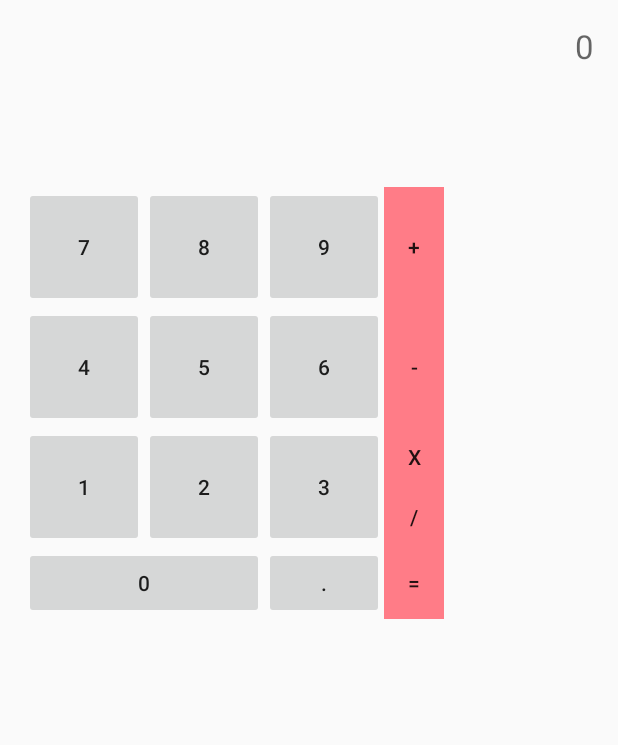
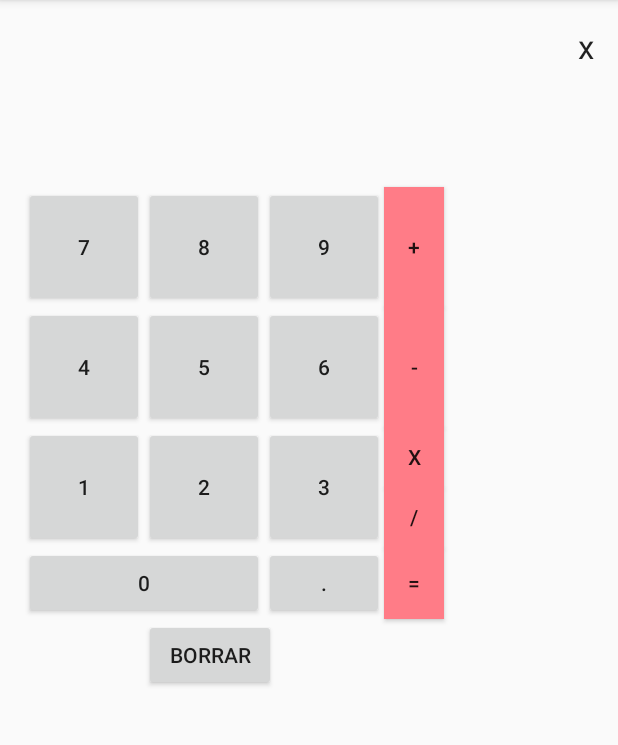
Before and after one commit to liyi85/ejercicio1, an Android app: the screen it shows after launch (CalculatorActivity), in the options menu, after a tap on "Settings", on a phone screen of 412 x 824 dp, the part 84-829 px from its top. Run offline under Robolectric (Android 15) with nearby library versions, the phone set to English and light mode, and no system bars.

Commit message:
onclicklisteners part1

```diff
--- a/Calculadora/app/build.gradle
+++ b/Calculadora/app/build.gradle
@@ -1,13 +1,13 @@
 apply plugin: 'com.android.application'
 
 android {
-    compileSdkVersion 8
-    buildToolsVersion "23.0.0 rc2"
+    compileSdkVersion 23
+    buildToolsVersion "23.0.0"
 
     defaultConfig {
         applicationId "alice.andre.calculadora"
-        minSdkVersion 8
-        targetSdkVersion 9
+        minSdkVersion 9
+        targetSdkVersion 22
         versionCode 1
         versionName "1.0"
     }
--- a/Calculadora/app/src/main/java/alice/andre/calculadora/CalculatorActivity.java
+++ b/Calculadora/app/src/main/java/alice/andre/calculadora/CalculatorActivity.java
@@ -4,13 +4,57 @@ import android.support.v7.app.AppCompatActivity;
 import android.os.Bundle;
 import android.view.Menu;
 import android.view.MenuItem;
+import android.view.View;
+import android.widget.Button;
+import android.widget.TextView;
+import android.widget.Toast;
 
-public class CalculatorActivity extends AppCompatActivity {
+public class CalculatorActivity extends AppCompatActivity implements View.OnClickListener {
+
+    private Button btn_0, btn_1, btn_2, btn_3, btn_4, btn_5, btn_6, btn_7, btn_8, btn_9, btn_resta, btn_suma, btn_punto, btn_multi, btn_dividir, btn_borrar, btn_resultado;
+    private TextView tv_result;
+    private String cadena = "";
 
     @Override
     protected void onCreate(Bundle savedInstanceState) {
         super.onCreate(savedInstanceState);
         setContentView(R.layout.activity_calculator);
+        btn_0 = (Button) findViewById(R.id.btn_0);
+        btn_0.setOnClickListener(this);
+        btn_1 = (Button) findViewById(R.id.btn_1);
+        btn_1.setOnClickListener(this);
+        btn_2 = (Button) findViewById(R.id.btn_2);
+        btn_2.setOnClickListener(this);
+        btn_3 = (Button) findViewById(R.id.btn_3);
+        btn_3.setOnClickListener(this);
+        btn_4 = (Button) findViewById(R.id.btn_4);
+        btn_4.setOnClickListener(this);
+        btn_5 = (Button) findViewById(R.id.btn_5);
+        btn_5.setOnClickListener(this);
+        btn_6 = (Button) findViewById(R.id.btn_6);
+        btn_6.setOnClickListener(this);
+        btn_7 = (Button) findViewById(R.id.btn_7);
+        btn_7.setOnClickListener(this);
+        btn_8 = (Button) findViewById(R.id.btn_8);
+        btn_8.setOnClickListener(this);
+        btn_9 = (Button) findViewById(R.id.btn_9);
+        btn_9.setOnClickListener(this);
+        btn_resta = (Button) findViewById(R.id.btn_resta);
+        btn_resta.setOnClickListener(this);
+        btn_suma = (Button) findViewById(R.id.btn_suma);
+        btn_suma.setOnClickListener(this);
+        btn_punto = (Button) findViewById(R.id.btn_punto);
+        btn_punto.setOnClickListener(this);
+        btn_multi = (Button) findViewById(R.id.btn_multi);
+        btn_multi.setOnClickListener(this);
+        btn_dividir = (Button) findViewById(R.id.btn_dividir);
+        btn_dividir.setOnClickListener(this);
+        btn_borrar = (Button) findViewById(R.id.btn_borrar);
+        btn_borrar.setOnClickListener(this);
+        btn_resultado = (Button) findViewById(R.id.btn_resultado);
+        btn_resultado.setOnClickListener(this);
+
+        tv_result = (TextView) findViewById(R.id.tv_result);
     }
 
     @Override
@@ -34,4 +78,21 @@ public class CalculatorActivity extends AppCompatActivity {
 
         return super.onOptionsItemSelected(item);
     }
+
+    @Override
+    public void onClick(View v) {
+        Button aux;
+
+        if ( v.getId() != R.id.btn_resultado && v.getId() != R.id.btn_borrar && v.getId() != R.id.tv_result  ){
+            aux = (Button)  findViewById(v.getId());
+            cadena=cadena + aux.getText().toString();
+            Toast.makeText(getApplicationContext(),aux.getText().toString(), Toast.LENGTH_LONG ).show();
+            tv_result.setText(cadena);
+        }
+        else if (v.getId() == R.id.btn_resultado){
+
+
+        }
+
+    }
 }
--- a/Calculadora/app/src/main/res/layout/activity_calculator.xml
+++ b/Calculadora/app/src/main/res/layout/activity_calculator.xml
@@ -171,5 +171,14 @@
         android:layout_toEndOf="@+id/btn_3"
         android:background="#ff7c87" />
 
+    <Button
+        android:layout_width="wrap_content"
+        android:layout_height="wrap_content"
+        android:text="Borrar"
+        android:id="@+id/btn_borrar"
+        android:layout_below="@+id/btn_0"
+        android:layout_toRightOf="@+id/btn_1"
+        android:layout_toEndOf="@+id/btn_1" />
+
 
 </RelativeLayout>
```
Also changed, not shown: 1 other file.
